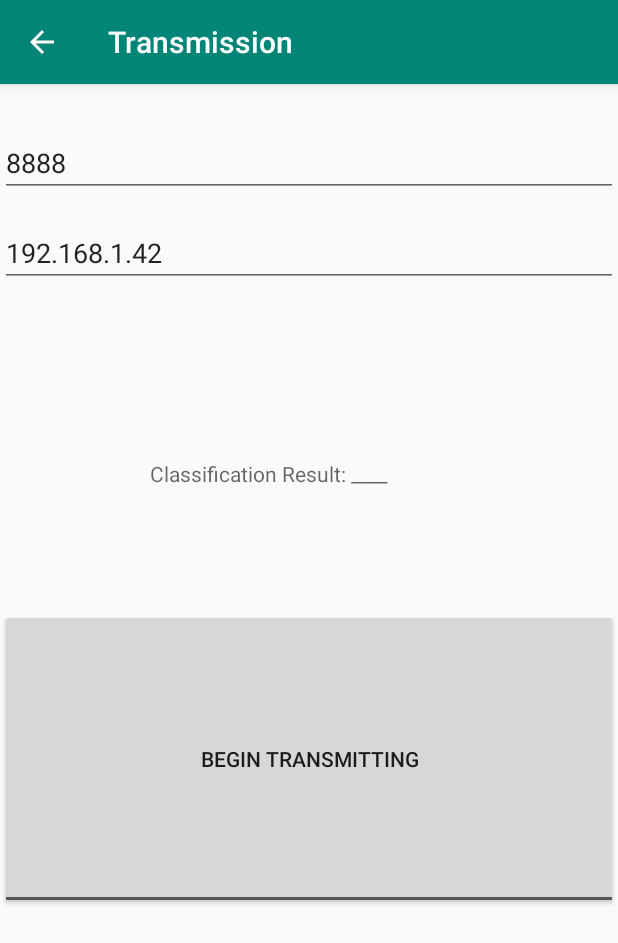
After one commit to DLorell/Jesture, an Android app: the Transmission screen opened directly, with no data from a screen before it, on a phone screen of 412 x 824 dp. The commit adds this screen. Shown: the top 943 px of the screen. Run offline under Robolectric (Android 15) with nearby library versions, the phone set to English and light mode, and no system bars.

Commit message:
2 activities

```diff
--- a/app/build.gradle
+++ b/app/build.gradle
@@ -23,8 +23,8 @@ android {
         // Encapsulates your CMake build configurations.
         cmake {
 
-              // Provides a relative path to your CMake build script.
-              path "src/main/cpp/CMakeLists.txt"
+            // Provides a relative path to your CMake build script.
+            path "src/main/cpp/CMakeLists.txt"
         }
     }
 }
@@ -33,6 +33,7 @@ dependencies {
     implementation fileTree(dir: 'libs', include: ['*.jar'])
     implementation 'com.android.support:appcompat-v7:28.0.0'
     implementation 'com.android.support.constraint:constraint-layout:1.1.3'
+    implementation 'com.android.support:design:28.0.0'
     testImplementation 'junit:junit:4.12'
     androidTestImplementation 'com.android.support.test:runner:1.0.2'
     androidTestImplementation 'com.android.support.test.espresso:espresso-core:3.0.2'
--- a/app/src/main/java/edu/uchicago/lorell/HelloJNI.java
+++ b/app/src/main/java/edu/uchicago/lorell/HelloJNI.java
@@ -1,4 +1,8 @@
 package edu.uchicago.lorell;
+
+
+
+// Will Darling, pay no attention to this.
 
 
 public class HelloJNI{  // Save as HelloJNI.java
--- /dev/null
+++ b/app/src/main/java/edu/uchicago/lorell/Transmission.java
@@ -0,0 +1,80 @@
+package edu.uchicago.lorell;
+
+import android.os.Bundle;
+import android.support.design.widget.FloatingActionButton;
+import android.support.design.widget.Snackbar;
+import android.support.v7.app.AppCompatActivity;
+import android.support.v7.widget.Toolbar;
+import android.util.Log;
+import android.view.View;
+import android.widget.EditText;
+import android.widget.TextView;
+import android.widget.Toast;
+import android.widget.ToggleButton;
+
+
+// I've commented this pretty thoroughly. As you will see, there is a clear place for you to put
+// the transmission code, it's in a method.
+
+
+public class Transmission extends AppCompatActivity implements View.OnClickListener {
+
+    //Global Variables
+    EditText port, ipAdr;
+    ToggleButton transmission;
+    Boolean isTransmitting = Boolean.FALSE;
+
+
+
+    // Stuff that should happen as soon as we enter the "Transmission" activity. Initializations
+    // and the like. Make sure not to put anything before the setContentView() method.
+    @Override
+    protected void onCreate(Bundle savedInstanceState) {
+        super.onCreate(savedInstanceState);
+        setContentView(R.layout.activity_transmission);
+
+        // Initialize the "Transmit" toggle button. Should initialize as "inactive."
+        transmission = (ToggleButton) findViewById(R.id.transmission);
+        transmission.setOnClickListener(this);
+
+        // Initialize the "port" and "ipAdr" text input fields. Defaults hardcoded here.
+        // Can be edited, live, in-app.
+        port = (EditText) findViewById(R.id.port);
+        ipAdr = (EditText) findViewById(R.id.ipAdr);
+
+        port.setText("8888");
+        ipAdr.setText("192.168.1.42");
+    }
+
+
+
+    // Don't worry about this. This just calls the transmissionControl method when
+    // the "Transmit" button is toggled.
+    @Override
+    public void onClick(View v) {
+        if(v.getId() == R.id.transmission){
+            transmissionControl(v);
+        }
+    }
+
+
+
+    // Here's the good stuff. Make the magic happen in here.
+    public void transmissionControl(View view) {
+
+        // isTransmitting is the boolean value of the state of the "Transmit" toggle button.
+        // portStr/ipAdrStr are the strings that are showing in the editable Port and IP fields in
+        // the activity.      E.x. portSrt == "8888" and ipAdrStr == "192.168.1.42"
+        isTransmitting = transmission.isChecked();
+        String portStr = port.getText().toString();
+        String ipAdrStr = ipAdr.getText().toString();
+
+        if(isTransmitting){
+            // "Transmit" button has been toggled. Do transmission stuff?
+            // TODO
+        }else{
+            // "Transmit" button has been deactivated. Stop the transmission stuff?
+            // TODO
+        }
+    }
+}
--- /dev/null
+++ b/app/src/main/res/layout/activity_transmission.xml
@@ -0,0 +1,60 @@
+<?xml version="1.0" encoding="utf-8"?>
+<RelativeLayout xmlns:android="http://schemas.android.com/apk/res/android"
+    xmlns:app="http://schemas.android.com/apk/res-auto"
+    xmlns:tools="http://schemas.android.com/tools"
+    android:layout_width="match_parent"
+    android:layout_height="match_parent"
+    app:layout_behavior="@string/appbar_scrolling_view_behavior"
+    tools:context=".Transmission"
+    tools:showIn="@layout/activity_transmission">
+
+
+    <LinearLayout
+        android:focusable="true"
+        android:focusableInTouchMode="true"
+        android:layout_width="0px"
+        android:layout_height="0px"/>
+
+    <EditText android:id="@+id/port"
+            android:hint="@string/porthint"
+            android:label="@string/port"
+            android:layout_height="wrap_content"
+            android:layout_width="match_parent"
+            android:inputType="text"
+            android:layout_marginTop="30dp"/>
+
+    <EditText android:id="@+id/ipAdr"
+        android:hint="@string/ip"
+        android:label="@string/ipadr"
+        android:layout_height="wrap_content"
+        android:layout_width="match_parent"
+        android:inputType="text"
+        android:layout_marginTop="90dp"/>
+    <RelativeLayout
+        android:layout_width="wrap_content"
+        android:layout_height="wrap_content">
+
+        <TextView
+            android:layout_marginTop="250dp"
+            android:layout_marginLeft="100dp"
+            android:layout_width="fill_parent"
+            android:layout_height="wrap_content"
+            android:id="@+id/predictionResult"
+            android:hint="@string/classification_result"/>
+
+    </RelativeLayout>
+
+
+
+
+    <ToggleButton
+        android:id="@+id/transmission"
+        android:layout_marginTop="350dp"
+        android:textOff="@string/begin_transmitting"
+        android:textOn="@string/stop_transmitting"
+        android:layout_width="fill_parent"
+        android:layout_height="200dp"
+        android:onClick="transmissionControl"/>
+
+
+</RelativeLayout>
--- /dev/null
+++ b/app/src/main/res/values/dimens.xml
@@ -0,0 +1,4 @@
+<resources>
+    <dimen name="fab_margin">16dp</dimen>
+    <dimen name="activity_vertical_margin">16dp</dimen>
+</resources>
--- a/app/src/main/res/values/strings.xml
+++ b/app/src/main/res/values/strings.xml
@@ -1,3 +1,14 @@
 <resources>
     <string name="app_name">Jesture</string>
+    <string name="title_activity_transmission">Transmission</string>
+    <string name="activity2_name">Transmission</string>
+    <string name="text_header">Message Recieved</string>
+    <string name="firstthing">FirstThing</string>
+    <string name="port">port</string>
+    <string name="ipadr">ipAdr</string>
+    <string name="begin_transmitting">Begin Transmitting</string>
+    <string name="stop_transmitting">Stop Transmitting</string>
+    <string name="ip">IP:</string>
+    <string name="porthint">Port:</string>
+    <string name="classification_result">Classification Result: ____</string>
 </resources>
```
Also changed, not shown: app/src/main/AndroidManifest.xml (+11 -2 lines), app/src/main/java/edu/uchicago/lorell/MainActivity.java (+10 -2 lines), app/src/main/res/layout/activity_main.xml (+7 -0 lines), app/src/main/res/layout/content_transmission.xml (added, +14 -0 lines), app/src/main/res/values/styles.xml (+9 -0 lines).
